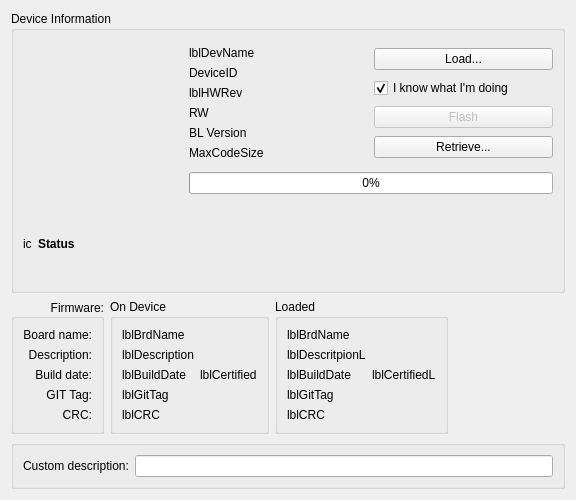
This is ground/openpilotgcs/src/plugins/uploader/devicewidget.ui in openpilot/OpenPilot as Qt 5 draws it before an edit. The edited form follows.
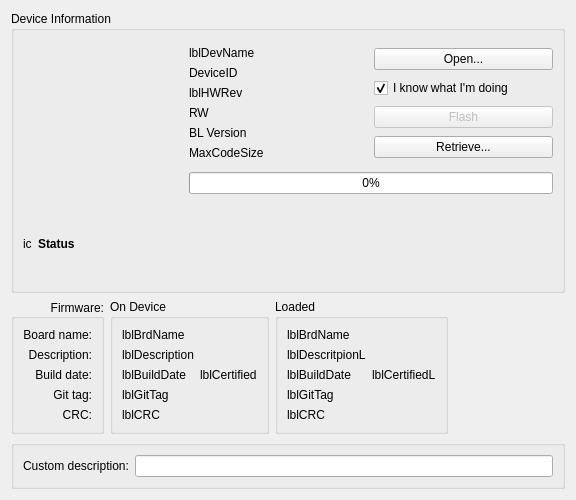
This is the edited form.

What changed in the file:
```diff
--- a/ground/openpilotgcs/src/plugins/uploader/devicewidget.ui
+++ b/ground/openpilotgcs/src/plugins/uploader/devicewidget.ui
@@ -96,7 +96,7 @@
                  <string>Loads the firmware</string>
                 </property>
                 <property name="text">
-                 <string>Load...</string>
+                 <string>Open...</string>
                 </property>
                </widget>
               </item>
@@ -228,7 +228,7 @@
         <item>
          <widget class="QLabel" name="label_3">
           <property name="text">
-           <string>GIT Tag:</string>
+           <string>Git tag:</string>
           </property>
           <property name="alignment">
            <set>Qt::AlignRight|Qt::AlignTrailing|Qt::AlignVCenter</set>
```
Left out of the diff: 6 changed lines with no effect on the pictures.
